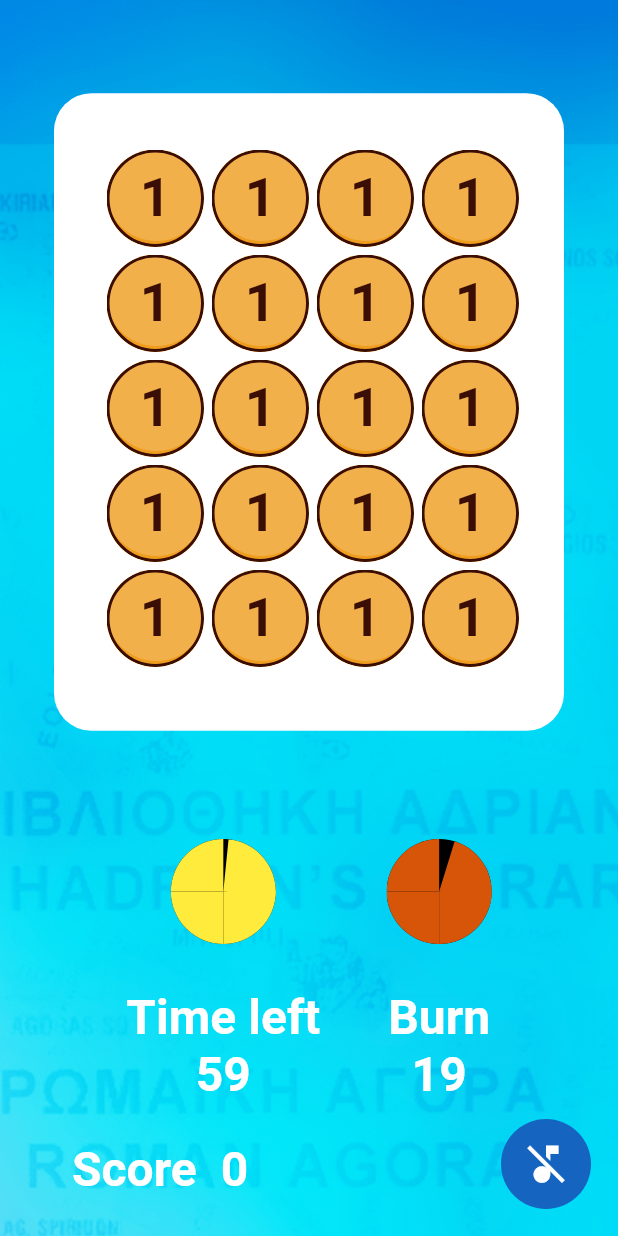
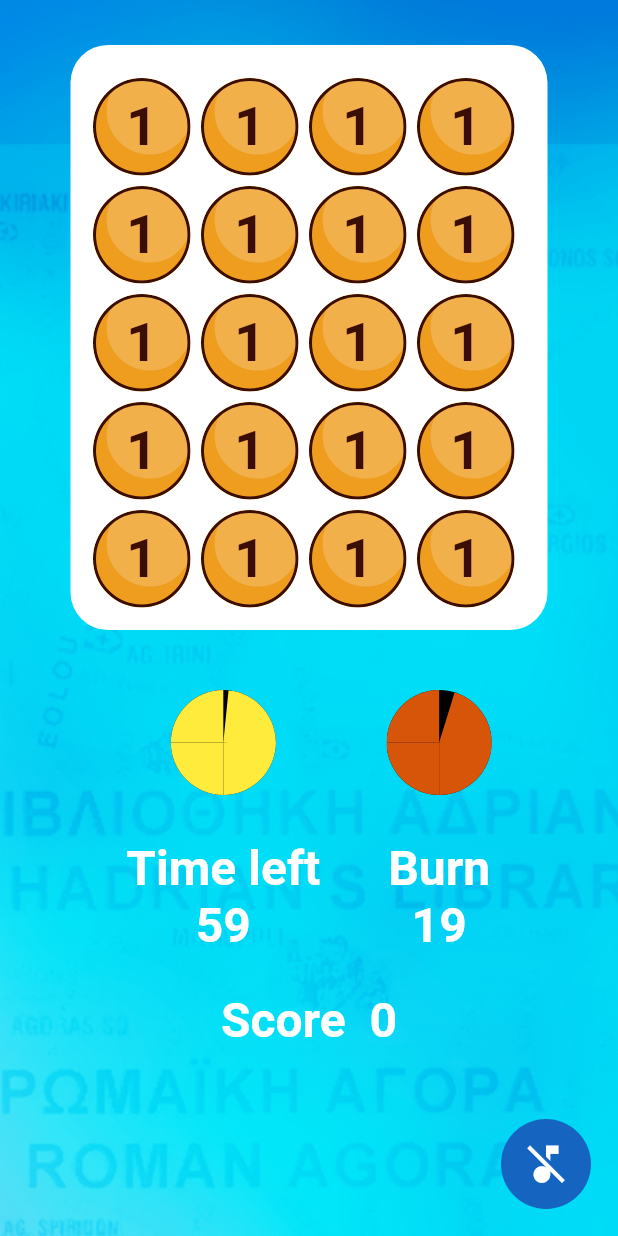
Before and after one commit to lcaprioli/numberz-game, a Flutter app: the screen it shows after launch, after a tap on "Start", on a phone screen of 412 x 824 dp. Run offline on Flutter 3.47's test engine with Material 2 defaults, Android fonts, the phone set to English and light mode, and no system bars; our stand-ins replace audioplayers, google_fonts.

Commit message:
layout refactor

```diff
--- a/lib/board/board_consts.dart
+++ b/lib/board/board_consts.dart
@@ -6,7 +6,10 @@ class BoardConsts {
   static const desktopWidth = 5;
   static const desktopHeight = 5;
 
-  static const tileSize = 65.0;
+  static const desktopTileSize = 90.0;
+  static const mobileTileSize = 65.0;
+  static const desktopGridPadding = 10.0;
+  static const mobileGridPadding = 7.0;
 
   final levelScale = 5;
   final timeGap = 20;
--- a/lib/board/board_screen.dart
+++ b/lib/board/board_screen.dart
@@ -94,14 +94,13 @@ class _BoardScreenState extends State<BoardScreen> {
               children: [
                 Flexible(
                   flex: 8,
-                  fit: FlexFit.tight,
-                  child: Column(
+                  //fit: FlexFit.tight,
+                  child: Row(
                     mainAxisAlignment: MainAxisAlignment.center,
-                    crossAxisAlignment: CrossAxisAlignment.center,
                     children: [
-                      Container(
-                        height: (controller.height) * 85,
-                        width: (controller.width) * 85,
+                      Padding(
+                        padding: const EdgeInsets.all(30.0),
+                        child: Container(
                           decoration: BoxDecoration(
                             color: Colors.white,
                             borderRadius: BorderRadius.circular(25),
@@ -124,22 +123,24 @@ class _BoardScreenState extends State<BoardScreen> {
                                             controller.columns.length,
                                             (columnIndex) {
                                           return Container(
-                                          height: (BoardConsts.tileSize *
-                                                  controller.height) +
-                                              ((controller.height) * 5),
-                                          width: BoardConsts.tileSize + 5,
+                                            height: _columnHeight(),
+                                            width: _columnWidth(),
                                             child: Stack(
                                               children: List.generate(
                                                 controller.columns[columnIndex]
                                                     .value.length,
-                                              (index) => ValueListenableBuilder<
+                                                (index) =>
+                                                    ValueListenableBuilder<
                                                             List<TileModel>>(
-                                                  valueListenable: controller
-                                                      .columns[columnIndex],
+                                                        valueListenable:
+                                                            controller.columns[
+                                                                columnIndex],
                                                         builder: (_, list, __) {
                                                           return Tile(
                                                             tile: list[index],
                                                             index: index,
+                                                            isMobile:
+                                                                widget.isMobile,
                                                           );
                                                         }),
                                               ),
@@ -151,7 +152,8 @@ class _BoardScreenState extends State<BoardScreen> {
                                   ),
                                 );
                               }),
-                      )
+                        ),
+                      ),
                     ],
                   ),
                 ),
@@ -197,6 +199,9 @@ class _BoardScreenState extends State<BoardScreen> {
                             ],
                           ),
                         ),
+                        Row(
+                          mainAxisAlignment: MainAxisAlignment.center,
+                          children: [
                             ValueListenableBuilder<int>(
                                 valueListenable: controller.score,
                                 builder: (context, _score, __) {
@@ -205,6 +210,8 @@ class _BoardScreenState extends State<BoardScreen> {
                                     widget.isMobile,
                                   );
                                 }),
+                          ],
+                        ),
                         Visibility(
                           visible: !widget.isMobile,
                           child: ChiefDecoration(),
@@ -253,18 +260,23 @@ class _BoardScreenState extends State<BoardScreen> {
     );
   }
 
-  /*  Widget _buildFadeAndSizeTransitioningTile({
-    required Animation<double> anim,
-    required int column,
-    required int row,
-  }) {
-    return FadeTransition(
-      opacity: anim,
-      child: SizeTransition(
-        sizeFactor: anim,
-        axisAlignment: 0.0,
-        child: _tileitem(column, row),
-      ),
-    );
-  } */
+  double _columnHeight() {
+    return ((widget.isMobile
+                ? BoardConsts.mobileTileSize
+                : BoardConsts.desktopTileSize) *
+            controller.height) +
+        ((controller.height) *
+            (widget.isMobile
+                ? BoardConsts.mobileGridPadding
+                : BoardConsts.desktopGridPadding));
   }
+
+  double _columnWidth() {
+    return (widget.isMobile
+            ? BoardConsts.mobileTileSize
+            : BoardConsts.desktopTileSize) +
+        (widget.isMobile
+            ? BoardConsts.mobileGridPadding
+            : BoardConsts.desktopGridPadding);
+  }
+}
--- a/lib/board/widgets/tile.dart
+++ b/lib/board/widgets/tile.dart
@@ -10,10 +10,12 @@ class Tile extends StatefulWidget {
   Tile({
     required this.tile,
     required this.index,
+    required this.isMobile,
   });
 
   final TileModel tile;
   final int index;
+  final bool isMobile;
 
   @override
   _TileState createState() => _TileState();
@@ -26,11 +28,21 @@ class _TileState extends State<Tile> {
       curve: Curves.easeInOutCubicEmphasized,
       duration: const Duration(milliseconds: 1200),
       key: widget.tile.customKey,
-      bottom: (widget.index * BoardConsts.tileSize) + widget.index * 5,
-      child: Container(
-        margin: EdgeInsets.all(5),
-        height: BoardConsts.tileSize,
-        width: BoardConsts.tileSize,
+      bottom: (widget.index *
+              (widget.isMobile
+                  ? BoardConsts.mobileTileSize
+                  : BoardConsts.desktopTileSize)) +
+          widget.index *
+              (widget.isMobile
+                  ? BoardConsts.mobileGridPadding
+                  : BoardConsts.desktopGridPadding),
+      child: SizedBox(
+        height: (widget.isMobile
+            ? BoardConsts.mobileTileSize
+            : BoardConsts.desktopTileSize),
+        width: (widget.isMobile
+            ? BoardConsts.mobileTileSize
+            : BoardConsts.desktopTileSize),
         child: ClipOval(
           child: MouseRegion(
             cursor: SystemMouseCursors.click,
@@ -49,10 +61,19 @@ class _TileState extends State<Tile> {
                 Visibility(
                   visible: !widget.tile.burned,
                   child: Positioned(
-                    top: -5,
+                    top: -(widget.isMobile
+                            ? BoardConsts.mobileTileSize
+                            : BoardConsts.desktopTileSize) /
+                        12,
                     right: 0,
-                    width: 66,
-                    height: 66,
+                    width: (widget.isMobile
+                            ? BoardConsts.mobileTileSize
+                            : BoardConsts.desktopTileSize) *
+                        .87,
+                    height: (widget.isMobile
+                            ? BoardConsts.mobileTileSize
+                            : BoardConsts.desktopTileSize) *
+                        .87,
                     child: Container(
                       transform: Matrix4.skewX(.02),
                       child: ClipOval(
```
Lines whose indentation alone changed are shown as unchanged.
